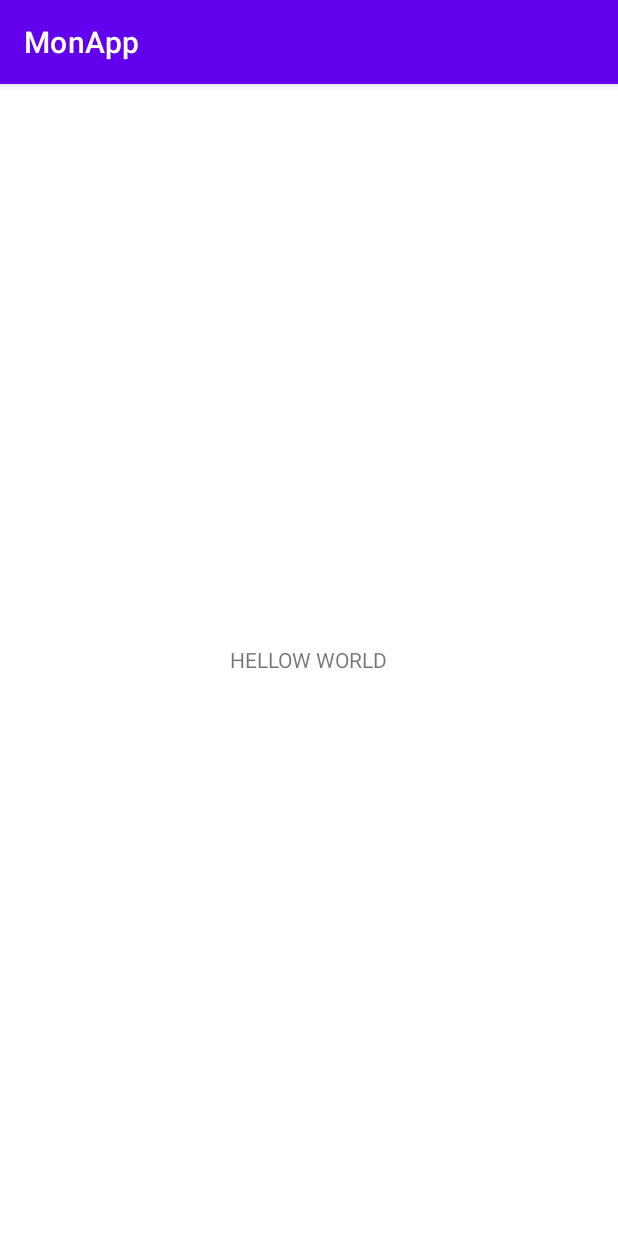
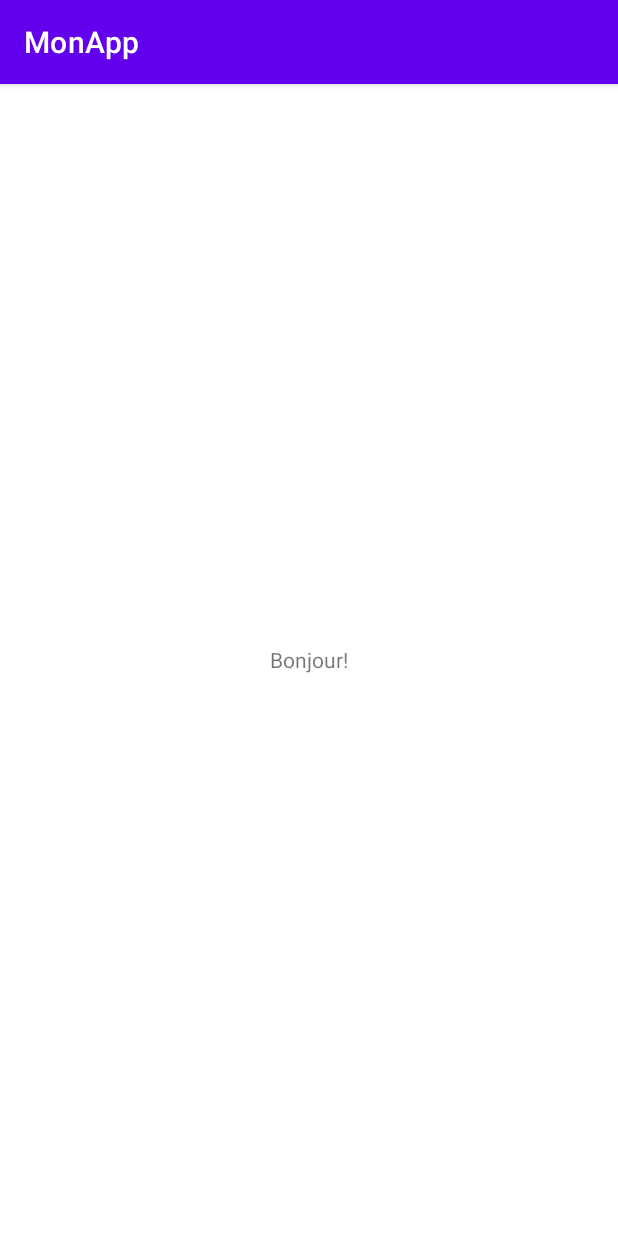
Before and after one commit to kokokanti98/android_studio_apprentissage, an Android app: the screen it shows after launch (MainActivity), on a phone screen of 412 x 824 dp. Run offline under Robolectric (Android 15) with nearby library versions, the phone set to English and light mode, and no system bars.

Commit message:
AS User Interface basic  Different fichier XML first commit

```diff
--- a/app/src/main/java/com/example/monapp/MainActivity.java
+++ b/app/src/main/java/com/example/monapp/MainActivity.java
@@ -7,16 +7,27 @@ import android.view.View;
 import android.widget.AdapterView;
 import android.widget.ArrayAdapter;
 import android.widget.ListView;
+import android.widget.TextView;
 import android.widget.Toast;
 
 import java.util.ArrayList;
 
 public class MainActivity extends AppCompatActivity {
-    private ListView CitiesList;
+
+    private TextView TxtHello;
 
     @Override
     protected void onCreate(Bundle savedInstanceState) {
         super.onCreate(savedInstanceState);
         setContentView(R.layout.activity_main);
+
+        //Selection
+        TxtHello = findViewById(R.id.txtHello);
+
+        //le string hello est sur /src/main/res/values/strings.xml
+        //clic droit sur values->new->valuesRessources files->local->ex:german
+        //le fichier doit avoir le meme nom ici c'est strings.xml
+        TxtHello.setText(getString(R.string.hello));
+
     }
 }
--- a/app/src/main/res/layout/activity_main.xml
+++ b/app/src/main/res/layout/activity_main.xml
@@ -10,7 +10,9 @@
        android:layout_width="wrap_content"
        android:layout_height="wrap_content"
        android:layout_centerInParent="true"
-       android:text="HELLOW WORLD"/>
+       android:text="Bonjour Tous le monde"
+       android:id="@+id/txtHello" />
+
 
 
 </RelativeLayout>
--- a/app/src/main/res/values/strings.xml
+++ b/app/src/main/res/values/strings.xml
@@ -1,3 +1,4 @@
 <resources>
     <string name="app_name">MonApp</string>
+    <string name="hello">Bonjour!</string>
 </resources>
```
Also changed, not shown: 1 other file.
